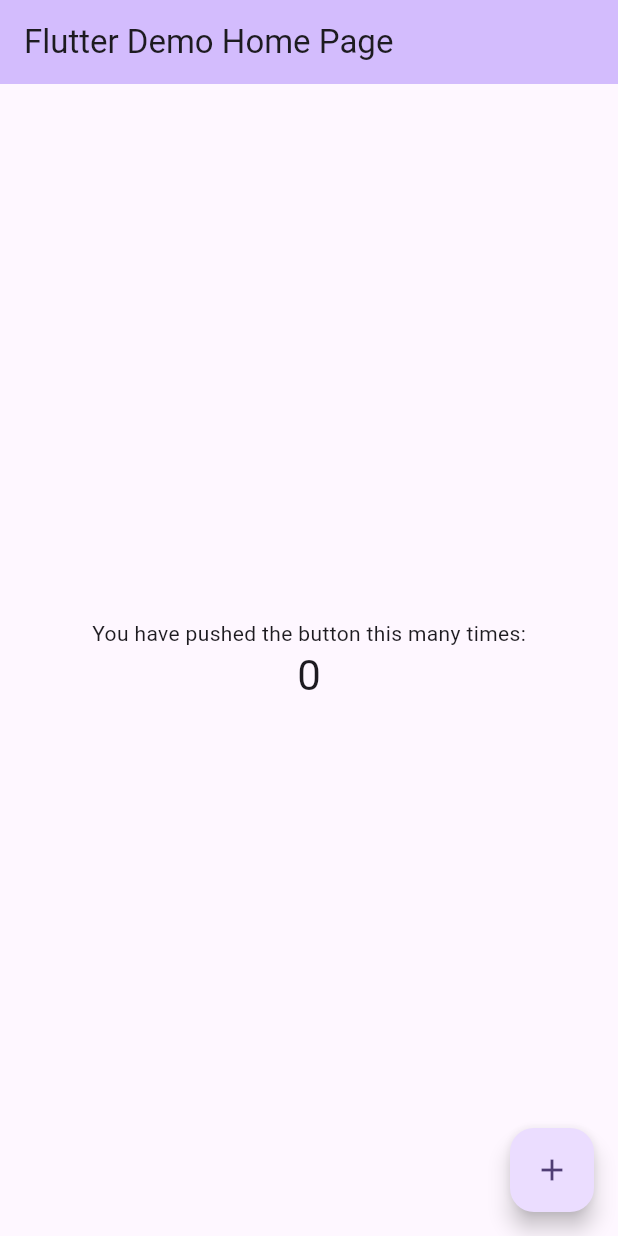
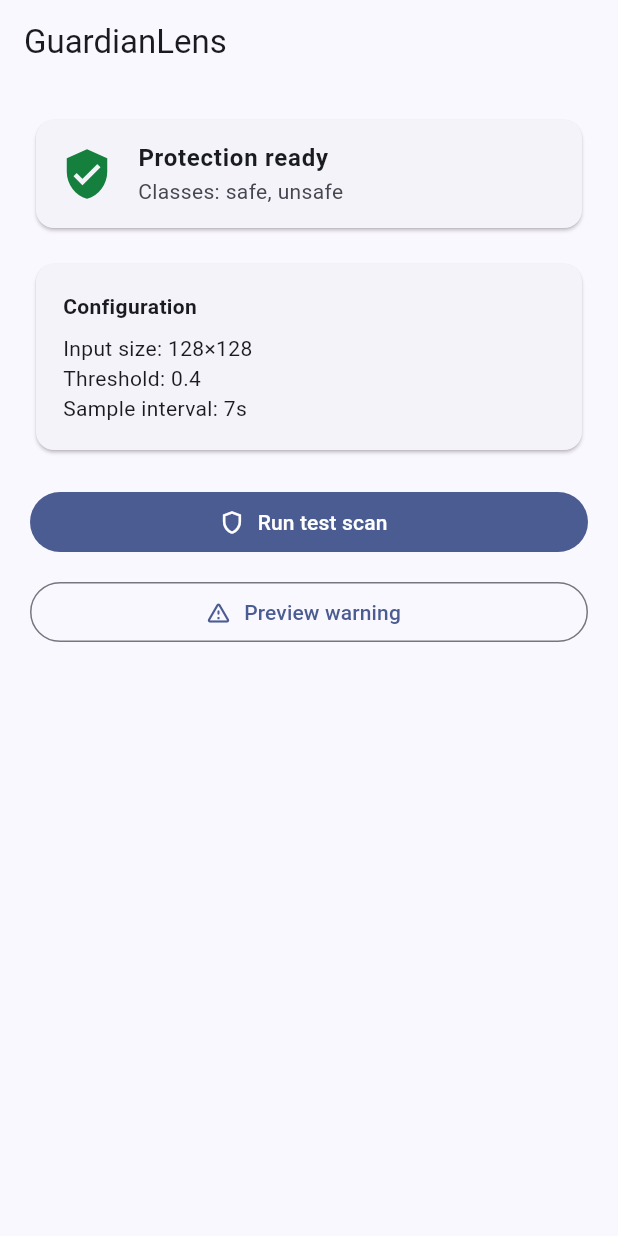
Before and after one commit to anthonybyamugisha/GuardianLens, a Flutter app: the screen it shows after launch, on a phone screen of 412 x 824 dp. Run offline on Flutter 3.47's test engine with Material 3 defaults, Android fonts, the phone set to English and light mode, and no system bars; missing offline and left inert: tflite_flutter.

Commit message:
child_agent: add on-device image moderator and warning UI

```diff
--- /dev/null
+++ b/apps/child_agent/lib/config/moderation_config.dart
@@ -0,0 +1,34 @@
+/// Central configuration for on-device image moderation.
+///
+/// The model is trained and exported by the `ml/` pipeline. The quantisation
+/// constants below are read directly from the exported `moderator_int8.tflite`
+/// model (input int8 [1,128,128,3], output int8 [1,1]).
+class ModerationConfig {
+  const ModerationConfig._();
+
+  /// TFLite asset bundle that ships inside the app (fully offline).
+  static const String modelAsset = 'assets/models/moderator_int8.tflite';
+  static const String labelsAsset = 'assets/models/moderator_labels.json';
+
+  /// Square input size expected by the model.
+  static const int imageSize = 128;
+
+  /// Decision threshold on P(unsafe). Lower values favour recall (child
+  /// safety), higher values favour precision. 0.4 is the tuned default.
+  static const double unsafeThreshold = 0.4;
+
+  /// How often a frame is sampled while a monitored app is active.
+  static const Duration sampleInterval = Duration(seconds: 7);
+
+  /// Minimum gap between two warnings, to avoid repeat pop-ups.
+  static const Duration warningCooldown = Duration(seconds: 20);
+
+  // --- Quantization parameters read from the exported int8 model ---
+  /// Input: real = scale * (q - zeroPoint); q in [-128, 127] maps to [0, 1].
+  static const double inputScale = 1.0 / 255.0;
+  static const int inputZeroPoint = -128;
+
+  /// Output: P(unsafe) = scale * (q - zeroPoint); q in [-128, 127].
+  static const double outputScale = 1.0 / 256.0;
+  static const int outputZeroPoint = -128;
+}
--- a/apps/child_agent/lib/main.dart
+++ b/apps/child_agent/lib/main.dart
@@ -1,122 +1,24 @@
 import 'package:flutter/material.dart';
 
+import 'screens/moderation_screen.dart';
+
 void main() {
-  runApp(const MyApp());
+  runApp(const GuardianLensChildApp());
 }
 
-class MyApp extends StatelessWidget {
-  const MyApp({super.key});
+class GuardianLensChildApp extends StatelessWidget {
+  const GuardianLensChildApp({super.key});
 
-  // This widget is the root of your application.
   @override
   Widget build(BuildContext context) {
     return MaterialApp(
-      title: 'Flutter Demo',
+      title: 'GuardianLens',
+      debugShowCheckedModeBanner: false,
       theme: ThemeData(
-        // This is the theme of your application.
-        //
-        // TRY THIS: Try running your application with "flutter run". You'll see
-        // the application has a purple toolbar. Then, without quitting the app,
-        // try changing the seedColor in the colorScheme below to Colors.green
-        // and then invoke "hot reload" (save your changes or press the "hot
-        // reload" button in a Flutter-supported IDE, or press "r" if you used
-        // the command line to start the app).
-        //
-        // Notice that the counter didn't reset back to zero; the application
-        // state is not lost during the reload. To reset the state, use hot
-        // restart instead.
-        //
-        // This works for code too, not just values: Most code changes can be
-        // tested with just a hot reload.
-        colorScheme: .fromSeed(seedColor: Colors.deepPurple),
+        colorSchemeSeed: const Color(0xFF2563EB),
+        useMaterial3: true,
       ),
-      home: const MyHomePage(title: 'Flutter Demo Home Page'),
+      home: const ModerationScreen(),
     );
   }
 }
-
-class MyHomePage extends StatefulWidget {
-  const MyHomePage({super.key, required this.title});
-
-  // This widget is the home page of your application. It is stateful, meaning
-  // that it has a State object (defined below) that contains fields that affect
-  // how it looks.
-
-  // This class is the configuration for the state. It holds the values (in this
-  // case the title) provided by the parent (in this case the App widget) and
-  // used by the build method of the State. Fields in a Widget subclass are
-  // always marked "final".
-
-  final String title;
-
-  @override
-  State<MyHomePage> createState() => _MyHomePageState();
-}
-
-class _MyHomePageState extends State<MyHomePage> {
-  int _counter = 0;
-
-  void _incrementCounter() {
-    setState(() {
-      // This call to setState tells the Flutter framework that something has
-      // changed in this State, which causes it to rerun the build method below
-      // so that the display can reflect the updated values. If we changed
-      // _counter without calling setState(), then the build method would not be
-      // called again, and so nothing would appear to happen.
-      _counter++;
-    });
-  }
-
-  @override
-  Widget build(BuildContext context) {
-    // This method is rerun every time setState is called, for instance as done
-    // by the _incrementCounter method above.
-    //
-    // The Flutter framework has been optimized to make rerunning build methods
-    // fast, so that you can just rebuild anything that needs updating rather
-    // than having to individually change instances of widgets.
-    return Scaffold(
-      appBar: AppBar(
-        // TRY THIS: Try changing the color here to a specific color (to
-        // Colors.amber, perhaps?) and trigger a hot reload to see the AppBar
-        // change color while the other colors stay the same.
-        backgroundColor: Theme.of(context).colorScheme.inversePrimary,
-        // Here we take the value from the MyHomePage object that was created by
-        // the App.build method, and use it to set our appbar title.
-        title: Text(widget.title),
-      ),
-      body: Center(
-        // Center is a layout widget. It takes a single child and positions it
-        // in the middle of the parent.
-        child: Column(
-          // Column is also a layout widget. It takes a list of children and
-          // arranges them vertically. By default, it sizes itself to fit its
-          // children horizontally, and tries to be as tall as its parent.
-          //
-          // Column has various properties to control how it sizes itself and
-          // how it positions its children. Here we use mainAxisAlignment to
-          // center the children vertically; the main axis here is the vertical
-          // axis because Columns are vertical (the cross axis would be
-          // horizontal).
-          //
-          // TRY THIS: Invoke "debug painting" (choose the "Toggle Debug Paint"
-          // action in the IDE, or press "p" in the console), to see the
-          // wireframe for each widget.
-          mainAxisAlignment: .center,
-          children: [
-            const Text('You have pushed the button this many times:'),
-            Text(
-              '$_counter',
-              style: Theme.of(context).textTheme.headlineMedium,
-            ),
-          ],
-        ),
-      ),
-      floatingActionButton: FloatingActionButton(
-        onPressed: _incrementCounter,
-        tooltip: 'Increment',
-        child: const Icon(Icons.add),
-      ),
-    );
-  }
-}
--- /dev/null
+++ b/apps/child_agent/lib/screens/moderation_screen.dart
@@ -0,0 +1,203 @@
+import 'package:flutter/material.dart';
+import 'package:image/image.dart' as img;
+
+import '../config/moderation_config.dart';
+import '../services/moderator.dart';
+import '../widgets/unsafe_warning.dart';
+
+/// Status + harness screen for the on-device moderator.
+///
+/// Loads the bundled model and lets a frame be classified. This is the surface
+/// the screen-capture pipeline will feed once it is wired in.
+class ModerationScreen extends StatefulWidget {
+  const ModerationScreen({super.key});
+
+  @override
+  State<ModerationScreen> createState() => _ModerationScreenState();
+}
+
+class _ModerationScreenState extends State<ModerationScreen> {
+  ModeratorClassifier? _classifier;
+  ModerationResult? _lastResult;
+  String? _error;
+  bool _busy = false;
+
+  @override
+  void initState() {
+    super.initState();
+    _load();
+  }
+
+  @override
+  void dispose() {
+    _classifier?.dispose();
+    super.dispose();
+  }
+
+  Future<void> _load() async {
+    try {
+      final classifier = await ModeratorClassifier.load();
+      if (!mounted) return;
+      setState(() => _classifier = classifier);
+    } catch (error) {
+      if (!mounted) return;
+      setState(() => _error = '$error');
+    }
+  }
+
+  Future<void> _scanTestFrame() async {
+    final classifier = _classifier;
+    if (classifier == null) return;
+    setState(() => _busy = true);
+    final result = classifier.classify(_syntheticFrame());
+    if (!mounted) return;
+    setState(() {
+      _lastResult = result;
+      _busy = false;
+    });
+    if (result.isUnsafe) {
+      await showUnsafeWarning(context, score: result.unsafeProbability);
+    }
+  }
+
+  img.Image _syntheticFrame() {
+    const size = ModerationConfig.imageSize;
+    final image = img.Image(width: size, height: size, numChannels: 3);
+    for (var y = 0; y < size; y++) {
+      for (var x = 0; x < size; x++) {
+        image.setPixelRgb(x, y, x * 2, y * 2, 128);
+      }
+    }
+    return image;
+  }
+
+  @override
+  Widget build(BuildContext context) {
+    final ready = _classifier != null;
+    return Scaffold(
+      appBar: AppBar(title: const Text('GuardianLens')),
+      body: ListView(
+        padding: const EdgeInsets.all(20),
+        children: [
+          _StatusCard(
+            ready: ready,
+            error: _error,
+            labels: _classifier?.labels ?? const [],
+          ),
+          const SizedBox(height: 16),
+          const _ConfigCard(),
+          const SizedBox(height: 20),
+          FilledButton.icon(
+            onPressed: ready && !_busy ? _scanTestFrame : null,
+            icon: const Icon(Icons.shield_outlined),
+            label: const Text('Run test scan'),
+          ),
+          const SizedBox(height: 12),
+          OutlinedButton.icon(
+            onPressed: () =>
+                showUnsafeWarning(context, score: 0.93),
+            icon: const Icon(Icons.warning_amber_rounded),
+            label: const Text('Preview warning'),
+          ),
+          const SizedBox(height: 20),
+          if (_busy) const LinearProgressIndicator(),
+          if (_lastResult != null) _ResultCard(result: _lastResult!),
+        ],
+      ),
+    );
+  }
+}
+
+class _StatusCard extends StatelessWidget {
+  const _StatusCard({required this.ready, this.error, required this.labels});
+
+  final bool ready;
+  final String? error;
+  final List<String> labels;
+
+  @override
+  Widget build(BuildContext context) {
+    final IconData icon;
+    final Color color;
+    final String title;
+    final String subtitle;
+    if (error != null) {
+      icon = Icons.error_outline;
+      color = const Color(0xFFB91C1C);
+      title = 'Model failed to load';
+      subtitle = error!;
+    } else if (ready) {
+      icon = Icons.verified_user;
+      color = const Color(0xFF15803D);
+      title = 'Protection ready';
+      subtitle = 'Classes: ${labels.join(", ")}';
+    } else {
+      icon = Icons.hourglass_top;
+      color = const Color(0xFFB45309);
+      title = 'Starting up';
+      subtitle = 'Loading the on-device model…';
+    }
+    return Card(
+      child: ListTile(
+        leading: Icon(icon, color: color, size: 36),
+        title: Text(title,
+            style: const TextStyle(fontWeight: FontWeight.w700)),
+        subtitle: Text(subtitle),
+      ),
+    );
+  }
+}
+
+class _ConfigCard extends StatelessWidget {
+  const _ConfigCard();
+
+  @override
+  Widget build(BuildContext context) {
+    return Card(
+      child: Padding(
+        padding: const EdgeInsets.all(18),
+        child: Column(
+          crossAxisAlignment: CrossAxisAlignment.start,
+          children: [
+            const Text('Configuration',
+                style: TextStyle(fontWeight: FontWeight.w700)),
+            const SizedBox(height: 8),
+            Text('Input size: '
+                '${ModerationConfig.imageSize}×${ModerationConfig.imageSize}'),
+            Text('Threshold: ${ModerationConfig.unsafeThreshold}'),
+            Text('Sample interval: '
+                '${ModerationConfig.sampleInterval.inSeconds}s'),
+          ],
+        ),
+      ),
+    );
+  }
+}
+
+class _ResultCard extends StatelessWidget {
+  const _ResultCard({required this.result});
+
+  final ModerationResult result;
+
+  @override
+  Widget build(BuildContext context) {
+    return Card(
+      color:
+          result.isUnsafe ? const Color(0xFFFEE2E2) : const Color(0xFFDCFCE7),
+      child: Padding(
+        padding: const EdgeInsets.all(18),
+        child: Column(
+          crossAxisAlignment: CrossAxisAlignment.start,
+          children: [
+            Text('Last result: ${result.label}',
+                style: const TextStyle(
+                    fontSize: 18, fontWeight: FontWeight.w700)),
+            const SizedBox(height: 6),
+            Text('P(unsafe) = ${result.unsafeProbability.toStringAsFixed(3)}'),
+            Text('Inference: ${result.elapsed.inMilliseconds} ms'),
+          ],
+        ),
+      ),
+    );
+  }
+}
--- /dev/null
+++ b/apps/child_agent/lib/services/moderator.dart
@@ -0,0 +1,126 @@
+import 'dart:convert';
+import 'dart:typed_data';
+
+import 'package:flutter/services.dart' show rootBundle;
+import 'package:image/image.dart' as img;
+import 'package:tflite_flutter/tflite_flutter.dart';
+
+import '../config/moderation_config.dart';
+
+/// Outcome of classifying a single frame.
+class ModerationResult {
+  const ModerationResult({
+    required this.unsafeProbability,
+    required this.isUnsafe,
+    required this.label,
+    required this.elapsed,
+  });
+
+  /// P(unsafe), in [0, 1].
+  final double unsafeProbability;
+
+  /// True when [unsafeProbability] meets the decision threshold.
+  final bool isUnsafe;
+
+  /// Human-readable label ("safe" or "unsafe").
+  final String label;
+
+  /// Time spent in the model inference call.
+  final Duration elapsed;
+
+  @override
+  String toString() =>
+      'ModerationResult($label, p=${unsafeProbability.toStringAsFixed(3)}, '
+      '${elapsed.inMilliseconds} ms)';
+}
+
+/// On-device image moderator.
+///
+/// Wraps the exported int8 TFLite model. Everything runs locally: no network,
+/// no cloud service. Load once with [load] and reuse [classify] for each frame.
+class ModeratorClassifier {
+  ModeratorClassifier._(this._interpreter, this._labels);
+
+  final Interpreter _interpreter;
+  final List<String> _labels;
+
+  /// Loads the bundled model and label list.
+  static Future<ModeratorClassifier> load() async {
+    final interpreter = await Interpreter.fromAsset(ModerationConfig.modelAsset);
+    final decoded =
+        jsonDecode(await rootBundle.loadString(ModerationConfig.labelsAsset))
+            as Map<String, dynamic>;
+    final labels = (decoded['classes'] as List).cast<String>();
+    return ModeratorClassifier._(interpreter, labels);
+  }
+
+  List<String> get labels => List.unmodifiable(_labels);
+
+  /// Classifies one frame. [image] may be any size; it is resized and
+  /// quantized to match the model's training pipeline.
+  ModerationResult classify(
+    img.Image image, {
+    double threshold = ModerationConfig.unsafeThreshold,
+  }) {
+    final input = _preprocess(image);
+
+    final stopwatch = Stopwatch()..start();
+    _interpreter.getInputTensor(0).data = input;
+    _interpreter.invoke();
+    stopwatch.stop();
+
+    final probability = _readProbability(_interpreter.getOutputTensor(0).data);
+    final isUnsafe = probability >= threshold;
+    return ModerationResult(
+      unsafeProbability: probability,
+      isUnsafe: isUnsafe,
+      label: _labels[isUnsafe ? 1 : 0],
+      elapsed: stopwatch.elapsed,
+    );
+  }
+
+  /// Decodes encoded bytes (e.g. a PNG screenshot) and classifies the frame.
+  ModerationResult classifyBytes(
+    Uint8List encoded, {
+    double threshold = ModerationConfig.unsafeThreshold,
+  }) {
+    final decoded = img.decodeImage(encoded);
+    if (decoded == null) {
+      throw const FormatException('Could not decode image bytes.');
+    }
+    return classify(decoded, threshold: threshold);
+  }
+
+  void dispose() => _interpreter.close();
+
+  Uint8List _preprocess(img.Image image) {
+    final resized = img.copyResize(
+      image,
+      width: ModerationConfig.imageSize,
+      height: ModerationConfig.imageSize,
+      interpolation: img.Interpolation.cubic,
+    );
+    final rgb = resized.getBytes(order: img.ChannelOrder.rgb);
+
+    final input =
+        Uint8List(ModerationConfig.imageSize * ModerationConfig.imageSize * 3);
+    for (var i = 0; i < rgb.length; i++) {
+      final normalized = rgb[i] / 255.0;
+      final quantized = (normalized / ModerationConfig.inputScale +
+              ModerationConfig.inputZeroPoint)
+          .round()
+          .clamp(-128, 127);
+      input[i] = quantized & 0xFF;
+    }
+    return input;
+  }
+
+  /// Reads P(unsafe) from the int8 output tensor: real = scale * (q - zero).
+  double _readProbability(Uint8List output) {
+    final raw = output[0];
+    final signed = raw > 127 ? raw - 256 : raw;
+    return (ModerationConfig.outputScale *
+            (signed - ModerationConfig.outputZeroPoint))
+        .clamp(0.0, 1.0);
+  }
+}
--- a/apps/child_agent/pubspec.yaml
+++ b/apps/child_agent/pubspec.yaml
@@ -34,6 +34,8 @@ dependencies:
   # The following adds the Cupertino Icons font to your application.
   # Use with the CupertinoIcons class for iOS style icons.
   cupertino_icons: ^1.0.8
+  tflite_flutter: ^0.12.1
+  image: ^4.12.0
 
 dev_dependencies:
   flutter_test:
@@ -56,6 +58,10 @@ flutter:
   # included with your application, so that you can use the icons in
   # the material Icons class.
   uses-material-design: true
+
+  assets:
+    - assets/models/moderator_int8.tflite
+    - assets/models/moderator_labels.json
 
   # To add assets to your application, add an assets section, like this:
   # assets:
```
Also changed, not shown: apps/child_agent/assets/models/moderator_labels.json (added, +9 -0 lines), apps/child_agent/lib/widgets/unsafe_warning.dart (added, +69 -0 lines), apps/child_agent/pubspec.lock, 4 other files.
